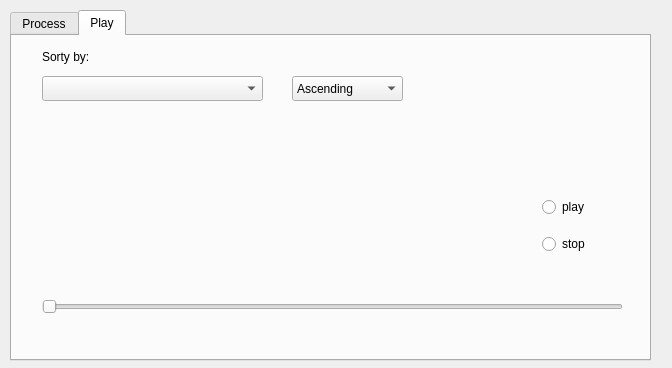
Before: the Qt Designer form guiForScript.ui in ioadeer/audioplayer, drawn with Qt 5.
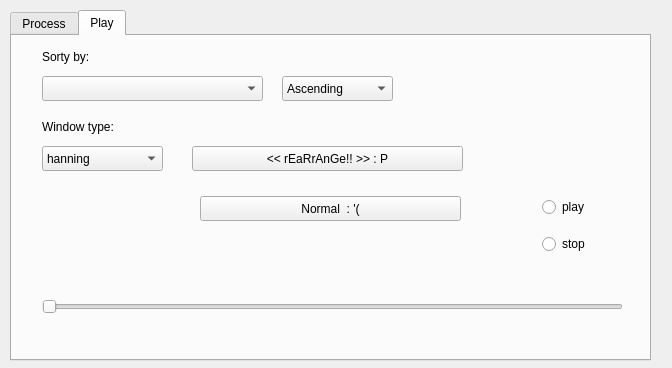
After: the same form once the commit is applied. The open tabs and pages were chosen to show the change.

Commit message: Implemented sample rearrangement, feature selection. TODO: normal button, pca

Patch:
```diff
--- a/guiForScript.ui
+++ b/guiForScript.ui
@@ -243,7 +243,7 @@
     <widget class="QComboBox" name="comboBoxLookUpDirection">
      <property name="geometry">
       <rect>
-       <x>280</x>
+       <x>270</x>
        <y>40</y>
        <width>111</width>
        <height>25</height>
@@ -273,6 +273,85 @@
       <string>Sorty by:</string>
      </property>
     </widget>
+    <widget class="QComboBox" name="comboBoxWindowType">
+     <property name="geometry">
+      <rect>
+       <x>30</x>
+       <y>110</y>
+       <width>121</width>
+       <height>25</height>
+      </rect>
+     </property>
+     <item>
+      <property name="text">
+       <string>hanning</string>
+      </property>
+     </item>
+     <item>
+      <property name="text">
+       <string>hamming</string>
+      </property>
+     </item>
+     <item>
+      <property name="text">
+       <string>blackman</string>
+      </property>
+     </item>
+     <item>
+      <property name="text">
+       <string>gaussian</string>
+      </property>
+     </item>
+     <item>
+      <property name="text">
+       <string>welch</string>
+      </property>
+     </item>
+     <item>
+      <property name="text">
+       <string>bartlett</string>
+      </property>
+     </item>
+    </widget>
+    <widget class="QLabel" name="label_6">
+     <property name="geometry">
+      <rect>
+       <x>30</x>
+       <y>80</y>
+       <width>121</width>
+       <height>21</height>
+      </rect>
+     </property>
+     <property name="text">
+      <string>Window type:</string>
+     </property>
+    </widget>
+    <widget class="QPushButton" name="pushButtonRearrange">
+     <property name="geometry">
+      <rect>
+       <x>180</x>
+       <y>110</y>
+       <width>271</width>
+       <height>25</height>
+      </rect>
+     </property>
+     <property name="text">
+      <string>&lt;&lt; rEaRrAnGe!! &gt;&gt; : P</string>
+     </property>
+    </widget>
+    <widget class="QPushButton" name="pushButtonOriginalOrder">
+     <property name="geometry">
+      <rect>
+       <x>188</x>
+       <y>160</y>
+       <width>261</width>
+       <height>25</height>
+      </rect>
+     </property>
+     <property name="text">
+      <string>Normal  : '(</string>
+     </property>
+    </widget>
    </widget>
   </widget>
  </widget>
```
Left out of the diff: 2 changed lines with no effect on the pictures. The commit also changes 4 other files.
